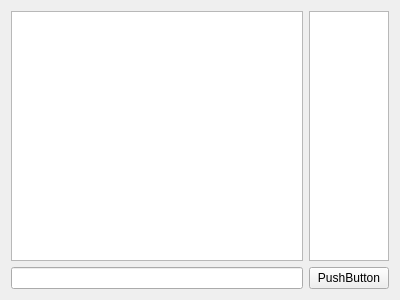
This is 2. eloadas/GuiApplication/GuiApplication.ui in lmicourse/2013q1 as Qt 5 draws it before an edit. The edited form follows.
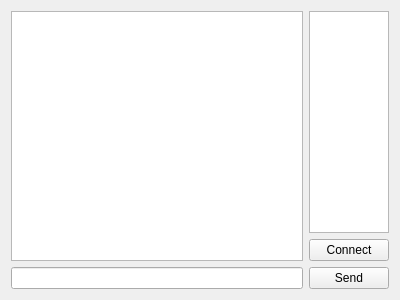
This is the edited form.

Commit message: Add LoopbackNetworkAdapter for testing. Add user, networkAdapter, signals and slots to GuiApplication. Rename signals in INetworkAdapter and add slots. Add connectButton to UI.

Diff of the .ui file:
```diff
--- a/2. eloadas/GuiApplication/GuiApplication.ui
+++ b/2. eloadas/GuiApplication/GuiApplication.ui
@@ -38,12 +38,22 @@
       </widget>
      </item>
      <item>
-      <widget class="QPushButton" name="pushButton">
+      <widget class="QPushButton" name="connectButton">
+       <property name="text">
+        <string>Connect</string>
+       </property>
+       <property name="checkable">
+        <bool>true</bool>
+       </property>
+      </widget>
+     </item>
+     <item>
+      <widget class="QPushButton" name="sendMessageButton">
        <property name="focusPolicy">
         <enum>Qt::WheelFocus</enum>
        </property>
        <property name="text">
-        <string>PushButton</string>
+        <string>Send</string>
        </property>
       </widget>
      </item>
```
Left out of the diff: 6 changed lines with no effect on the pictures. The commit also changes 7 other files.
